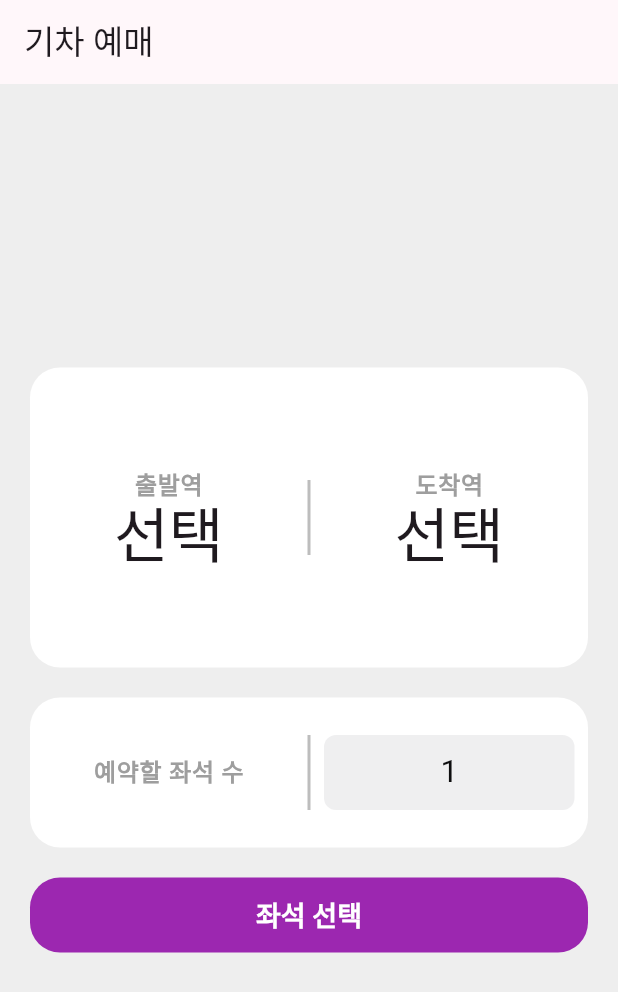
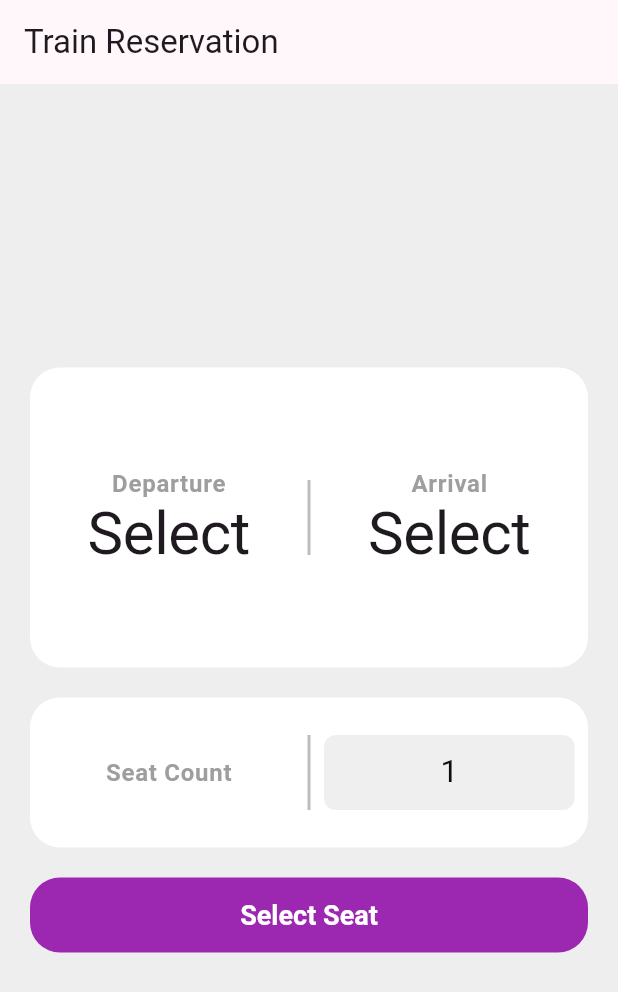
Before and after one commit to WinningBean/flutter_train_app, a Flutter app: the screen it shows after launch, on a phone screen of 412 x 824 dp. Shown: the top 992 px of the screen. Run offline on Flutter 3.47's test engine with Material 3 defaults, Android fonts, the phone set to English and light mode, and no system bars.

Commit message:
chore: 다국어 지원 설정 추가 (한/영)

````diff
--- /dev/null
+++ b/l10n.yaml
@@ -0,0 +1,4 @@
+arb-dir: lib/l10n
+template-arb-file: intl_en.arb
+output-localization-file: app_localizations.dart
+output-class: AppLocalizations
--- a/lib/features/home/home_page.dart
+++ b/lib/features/home/home_page.dart
@@ -9,6 +9,7 @@ import 'package:flutter_train_app/features/home/widgets/seat_count_box.dart';
 import 'package:flutter_train_app/features/seat/seat_page.dart';
 import 'package:flutter_train_app/core/widgets/main_button.dart';
 import 'package:flutter_train_app/features/home/widgets/stations_box.dart';
+import 'package:flutter_train_app/l10n/app_localizations.dart';
 
 /// HomePage 위젯
 /// 기차 예매 홈 페이지를 구현
@@ -28,9 +29,10 @@ class _HomePageState extends State<HomePage> {
   @override
   Widget build(BuildContext context) {
     final customColors = Theme.of(context).extension<CustomColors>()!;
+    final local = AppLocalizations.of(context)!;
 
     return Scaffold(
-      appBar: AppBar(title: Text('기차 예매')),
+      appBar: AppBar(title: Text(local.trainReservation)),
       backgroundColor: customColors.homePageBackgroundColor,
       body: Padding(
         padding: const EdgeInsets.all(20),
@@ -48,7 +50,7 @@ class _HomePageState extends State<HomePage> {
                 ),
               ),
               BoxContainer(100, SeatCountBox(_updateReservationSeatCnt)),
-              MainButton('좌석 선택', _handleSeatSelection),
+              MainButton(local.selectSeat, _handleSeatSelection),
             ], 20),
           ],
         ),
@@ -75,7 +77,9 @@ class _HomePageState extends State<HomePage> {
     } else {
       showCupertinoDialog(
         context: context,
-        builder: (_) => InfoDialog(message: '출발역과 도착역을 모두 선택해 주세요.'),
+        builder: (_) => InfoDialog(
+          message: AppLocalizations.of(context)!.selectStationsWarning,
+        ),
       );
     }
   }
--- a/lib/features/home/widgets/seat_count_box.dart
+++ b/lib/features/home/widgets/seat_count_box.dart
@@ -1,6 +1,7 @@
 import 'package:flutter/cupertino.dart';
 import 'package:flutter/material.dart';
 import 'package:flutter_train_app/features/home/widgets/vertical_divider_box.dart';
+import 'package:flutter_train_app/l10n/app_localizations.dart';
 
 /// SeatCountBox 위젯
 /// 사용자가 예약할 좌석 수를 선택할 수 있는 박스
@@ -13,6 +14,8 @@ class SeatCountBox extends StatelessWidget {
 
   @override
   Widget build(BuildContext context) {
+    final local = AppLocalizations.of(context)!;
+
     return Center(
       child: IntrinsicHeight(
         child: Row(
@@ -20,7 +23,7 @@ class SeatCountBox extends StatelessWidget {
             Expanded(
               child: Center(
                 child: Text(
-                  '예약할 좌석 수',
+                  local.seatCountTitle,
                   style: Theme.of(context).textTheme.labelMedium,
                 ),
               ),
--- a/lib/features/home/widgets/station_result.dart
+++ b/lib/features/home/widgets/station_result.dart
@@ -1,6 +1,7 @@
 import 'package:flutter/material.dart';
 import 'package:flutter_train_app/core/constants/station.dart';
 import 'package:flutter_train_app/features/stationList/station_list_page.dart';
+import 'package:flutter_train_app/l10n/app_localizations.dart';
 
 /// StationResult 위젯
 /// 사용자가 출발역 또는 도착역을 선택할 수 있는 위젯
@@ -22,25 +23,33 @@ class StationResult extends StatefulWidget {
 
 class _StationResultState extends State<StationResult> {
   Station? _station;
-  late final String _stationRoute;
+  late String _stationRoute;
 
   @override
-  void initState() {
-    super.initState();
-    _stationRoute = widget.isDepartureStation ? '출발역' : '도착역';
+  void didChangeDependencies() {
+    super.didChangeDependencies();
+
+    final local = AppLocalizations.of(context)!;
+    _stationRoute = widget.isDepartureStation
+        ? local.departureStation
+        : local.arrivalStation;
   }
 
   @override
   Widget build(BuildContext context) {
+    final local = AppLocalizations.of(context)!;
+
     return Expanded(
       child: Column(
+        mainAxisAlignment: MainAxisAlignment.center,
         children: [
           Text(_stationRoute, style: Theme.of(context).textTheme.labelMedium),
           GestureDetector(
             onTap: _selectStation,
             child: Text(
-              _station?.korean ?? '선택',
+              _station?.localized(context) ?? local.selectStation,
               style: Theme.of(context).textTheme.displayLarge,
+              textAlign: TextAlign.center,
             ),
           ),
         ],
--- a/lib/features/seat/seat_page.dart
+++ b/lib/features/seat/seat_page.dart
@@ -9,6 +9,7 @@ import 'package:flutter_train_app/features/seat/widgets/seat_header.dart';
 import 'package:flutter_train_app/features/seat/widgets/seat_select_info.dart';
 import 'package:flutter_train_app/features/seat/widgets/seat_list_view.dart';
 import 'package:flutter_train_app/core/widgets/main_button.dart';
+import 'package:flutter_train_app/l10n/app_localizations.dart';
 
 /// SeatPage 위젯
 /// 좌석 선택 페이지를 구현
@@ -33,8 +34,10 @@ class _SeatPageState extends State<SeatPage> {
 
   @override
   Widget build(BuildContext context) {
+    final local = AppLocalizations.of(context)!;
+
     return Scaffold(
-      appBar: AppBar(title: Text('좌석 선택')),
+      appBar: AppBar(title: Text(local.selectSeat)),
       body: Padding(
         padding: const EdgeInsets.all(20),
         child: Column(
@@ -48,14 +51,14 @@ class _SeatPageState extends State<SeatPage> {
               isSeatSeleted: _isSeatSeleted,
               onSeatTap: _toggleSeat,
             ),
-            MainButton('예매 하기', () {
+            MainButton(local.bookSeats, () {
               if (_isAllSelected) {
                 showCupertinoDialog(
                   context: context,
                   builder: (context) {
                     return ConfirmDialog(
-                      title: '예매 하시겠습니까?',
-                      content: '좌석 번호\n$_sortedSeatsText',
+                      title: local.confirmBookingTitle,
+                      content: local.selectedSeatsLabel(_sortedSeatsText),
                       onConfirm: () {
                         Navigator.of(context).pushAndRemoveUntil(
                           MaterialPageRoute(builder: (_) => HomePage()),
@@ -69,7 +72,7 @@ class _SeatPageState extends State<SeatPage> {
                 showCupertinoDialog(
                   context: context,
                   builder: (_) => InfoDialog(
-                    message: '${widget.reservationSeatCnt}인 좌석 모두 선택해 주세요.',
+                    message: local.selectSeatWarning(widget.reservationSeatCnt),
                   ),
                 );
               }
--- a/lib/features/seat/widgets/seat_header.dart
+++ b/lib/features/seat/widgets/seat_header.dart
@@ -25,8 +25,9 @@ class SeatHeader extends StatelessWidget {
     return Expanded(
       child: Center(
         child: Text(
-          station.korean,
+          station.localized(context),
           style: Theme.of(context).textTheme.displayMedium,
+          textAlign: TextAlign.center,
         ),
       ),
     );
--- a/lib/features/seat/widgets/seat_select_info.dart
+++ b/lib/features/seat/widgets/seat_select_info.dart
@@ -1,6 +1,7 @@
 import 'package:flutter/material.dart';
 import 'package:flutter_train_app/core/helpers/ui_helpers.dart';
 import 'package:flutter_train_app/features/seat/widgets/seat_box.dart';
+import 'package:flutter_train_app/l10n/app_localizations.dart';
 
 /// 좌석 선택 정보 위젯
 /// 선택된 좌석과 선택되지 않은 좌석을 시각적으로 표시하는 정보 위젯
@@ -11,6 +12,8 @@ class SeatSelectInfo extends StatelessWidget {
 
   @override
   Widget build(BuildContext context) {
+    final local = AppLocalizations.of(context)!;
+
     return Row(
       mainAxisAlignment: MainAxisAlignment.center,
       children: [
@@ -22,7 +25,7 @@ class SeatSelectInfo extends StatelessWidget {
                   size: _seatSize,
                   color: Theme.of(context).highlightColor,
                 ),
-                Text('선택됨'),
+                Text(local.seatSelected),
               ], 4),
             ],
           ),
@@ -33,7 +36,7 @@ class SeatSelectInfo extends StatelessWidget {
                   size: _seatSize,
                   color: Theme.of(context).disabledColor,
                 ),
-                Text('선택 안 됨'),
+                Text(local.seatUnselected),
               ], 4),
             ],
           ),
--- a/lib/features/stationList/widgets/station_tile.dart
+++ b/lib/features/stationList/widgets/station_tile.dart
@@ -29,7 +29,7 @@ class StationTile extends StatelessWidget {
         ),
       ),
       child: Text(
-        station.korean,
+        station.localized(context),
         style: Theme.of(context).textTheme.bodyLarge?.copyWith(
           color: isDisabled ? customColors.disabledTextColor : null,
         ),
--- /dev/null
+++ b/lib/l10n/app_localizations.dart
@@ -0,0 +1,290 @@
+import 'dart:async';
+
+import 'package:flutter/foundation.dart';
+import 'package:flutter/widgets.dart';
+import 'package:flutter_localizations/flutter_localizations.dart';
+import 'package:intl/intl.dart' as intl;
+
+import 'app_localizations_en.dart';
+import 'app_localizations_ko.dart';
+
+// ignore_for_file: type=lint
+
+/// Callers can lookup localized strings with an instance of AppLocalizations
+/// returned by `AppLocalizations.of(context)`.
+///
+/// Applications need to include `AppLocalizations.delegate()` in their app's
+/// `localizationDelegates` list, and the locales they support in the app's
+/// `supportedLocales` list. For example:
+///
+/// ```dart
+/// import 'l10n/app_localizations.dart';
+///
+/// return MaterialApp(
+///   localizationsDelegates: AppLocalizations.localizationsDelegates,
+///   supportedLocales: AppLocalizations.supportedLocales,
+///   home: MyApplicationHome(),
+/// );
+/// ```
+///
+/// ## Update pubspec.yaml
+///
+/// Please make sure to update your pubspec.yaml to include the following
+/// packages:
+///
+/// ```yaml
+/// dependencies:
+///   # Internationalization support.
+///   flutter_localizations:
+///     sdk: flutter
+///   intl: any # Use the pinned version from flutter_localizations
+///
+///   # Rest of dependencies
+/// ```
+///
+/// ## iOS Applications
+///
+/// iOS applications define key application metadata, including supported
+/// locales, in an Info.plist file that is built into the application bundle.
+/// To configure the locales supported by your app, you’ll need to edit this
+/// file.
+///
+/// First, open your project’s ios/Runner.xcworkspace Xcode workspace file.
+/// Then, in the Project Navigator, open the Info.plist file under the Runner
+/// project’s Runner folder.
+///
+/// Next, select the Information Property List item, select Add Item from the
+/// Editor menu, then select Localizations from the pop-up menu.
+///
+/// Select and expand the newly-created Localizations item then, for each
+/// locale your application supports, add a new item and select the locale
+/// you wish to add from the pop-up menu in the Value field. This list should
+/// be consistent with the languages listed in the AppLocalizations.supportedLocales
+/// property.
+abstract class AppLocalizations {
+  AppLocalizations(String locale)
+    : localeName = intl.Intl.canonicalizedLocale(locale.toString());
+
+  final String localeName;
+
+  static AppLocalizations? of(BuildContext context) {
+    return Localizations.of<AppLocalizations>(context, AppLocalizations);
+  }
+
+  static const LocalizationsDelegate<AppLocalizations> delegate =
+      _AppLocalizationsDelegate();
+
+  /// A list of this localizations delegate along with the default localizations
+  /// delegates.
+  ///
+  /// Returns a list of localizations delegates containing this delegate along with
+  /// GlobalMaterialLocalizations.delegate, GlobalCupertinoLocalizations.delegate,
+  /// and GlobalWidgetsLocalizations.delegate.
+  ///
+  /// Additional delegates can be added by appending to this list in
+  /// MaterialApp. This list does not have to be used at all if a custom list
+  /// of delegates is preferred or required.
+  static const List<LocalizationsDelegate<dynamic>> localizationsDelegates =
+      <LocalizationsDelegate<dynamic>>[
+        delegate,
+        GlobalMaterialLocalizations.delegate,
+        GlobalCupertinoLocalizations.delegate,
+        GlobalWidgetsLocalizations.delegate,
+      ];
+
+  /// A list of this localizations delegate's supported locales.
+  static const List<Locale> supportedLocales = <Locale>[
+    Locale('en'),
+    Locale('ko'),
+  ];
+
+  /// No description provided for @confirmText.
+  ///
+  /// In en, this message translates to:
+  /// **'Confirm'**
+  String get confirmText;
+
+  /// No description provided for @cancelText.
+  ///
+  /// In en, this message translates to:
+  /// **'Cancel'**
+  String get cancelText;
+
+  /// No description provided for @trainReservation.
+  ///
+  /// In en, this message translates to:
+  /// **'Train Reservation'**
+  String get trainReservation;
+
+  /// No description provided for @selectSeat.
+  ///
+  /// In en, this message translates to:
+  /// **'Select Seat'**
+  String get selectSeat;
+
+  /// No description provided for @selectStation.
+  ///
+  /// In en, this message translates to:
+  /// **'Select'**
+  String get selectStation;
+
+  /// No description provided for @departureStation.
+  ///
+  /// In en, this message translates to:
+  /// **'Departure'**
+  String get departureStation;
+
+  /// No description provided for @arrivalStation.
+  ///
+  /// In en, this message translates to:
+  /// **'Arrival'**
+  String get arrivalStation;
+
+  /// No description provided for @seatCountTitle.
+  ///
+  /// In en, this message translates to:
+  /// **'Seat Count'**
+  String get seatCountTitle;
+
+  /// No description provided for @selectStationsWarning.
+  ///
+  /// In en, this message translates to:
+  /// **'Please select both departure and arrival stations.'**
+  String get selectStationsWarning;
+
+  /// No description provided for @seatSelected.
+  ///
+  /// In en, this message translates to:
+  /// **'Selected'**
+  String get seatSelected;
+
+  /// No description provided for @seatUnselected.
+  ///
+  /// In en, this message translates to:
+  /// **'Unselected'**
+  String get seatUnselected;
+
+  /// No description provided for @bookSeats.
+  ///
+  /// In en, this message translates to:
+  /// **'Book Seats'**
+  String get bookSeats;
+
+  /// Warns the user to select all required seats when not enough are selected.
+  ///
+  /// In en, this message translates to:
+  /// **'Please select all {seatCount} seats.'**
+  String selectSeatWarning(int seatCount);
+
+  /// No description provided for @confirmBookingTitle.
+  ///
+  /// In en, this message translates to:
+  /// **'Would you like to book?'**
+  String get confirmBookingTitle;
+
+  /// Displays the seat numbers selected by the user, separated by commas.
+  ///
+  /// In en, this message translates to:
+  /// **'Seat Numbers\n{seats}'**
+  String selectedSeatsLabel(String seats);
+
+  /// No description provided for @stationSuseo.
+  ///
+  /// In en, this message translates to:
+  /// **'Suseo'**
+  String get stationSuseo;
+
+  /// No description provided for @stationDongtan.
+  ///
+  /// In en, this message translates to:
+  /// **'Dongtan'**
+  String get stationDongtan;
+
+  /// No description provided for @stationPyeongtaekJije.
+  ///
+  /// In en, this message translates to:
+  /// **'Pyeongtaek-Jije'**
+  String get stationPyeongtaekJije;
+
+  /// No description provided for @stationCheonanAsan.
+  ///
+  /// In en, this message translates to:
+  /// **'Cheonan-Asan'**
+  String get stationCheonanAsan;
+
+  /// No description provided for @stationOsong.
+  ///
+  /// In en, this message translates to:
+  /// **'Osong'**
+  String get stationOsong;
+
+  /// No description provided for @stationDaejeon.
+  ///
+  /// In en, this message translates to:
+  /// **'Daejeon'**
+  String get stationDaejeon;
+
+  /// No description provided for @stationGimcheonGumi.
+  ///
+  /// In en, this message translates to:
+  /// **'Gimcheon-Gumi'**
+  String get stationGimcheonGumi;
+
+  /// No description provided for @stationDongdaegu.
+  ///
+  /// In en, this message translates to:
+  /// **'Dongdaegu'**
+  String get stationDongdaegu;
+
+  /// No description provided for @stationGyeongju.
+  ///
+  /// In en, this message translates to:
+  /// **'Gyeongju'**
+  String get stationGyeongju;
+
+  /// No description provided for @stationUlsan.
+  ///
+  /// In en, this message translates to:
+  /// **'Ulsan'**
+  String get stationUlsan;
+
+  /// No description provided for @stationBusan.
+  ///
+  /// In en, this message translates to:
+  /// **'Busan'**
+  String get stationBusan;
+}
+
+class _AppLocalizationsDelegate
+    extends LocalizationsDelegate<AppLocalizations> {
+  const _AppLocalizationsDelegate();
+
+  @override
+  Future<AppLocalizations> load(Locale locale) {
+    return SynchronousFuture<AppLocalizations>(lookupAppLocalizations(locale));
+  }
+
+  @override
+  bool isSupported(Locale locale) =>
+      <String>['en', 'ko'].contains(locale.languageCode);
+
+  @override
+  bool shouldReload(_AppLocalizationsDelegate old) => false;
+}
+
+AppLocalizations lookupAppLocalizations(Locale locale) {
+  // Lookup logic when only language code is specified.
+  switch (locale.languageCode) {
+    case 'en':
+      return AppLocalizationsEn();
+    case 'ko':
+      return AppLocalizationsKo();
+  }
+
+  throw FlutterError(
+    'AppLocalizations.delegate failed to load unsupported locale "$locale". This is likely '
+    'an issue with the localizations generation tool. Please file an issue '
+    'on GitHub with a reproducible sample app and the gen-l10n configuration '
+    'that was used.',
+  );
+}
--- /dev/null
+++ b/lib/l10n/intl_en.arb
@@ -0,0 +1,47 @@
+{
+  "@@locale": "en",
+  "confirmText": "Confirm",
+  "cancelText": "Cancel",
+  "trainReservation": "Train Reservation",
+  "selectSeat": "Select Seat",
+  "selectStation": "Select",
+  "departureStation": "Departure",
+  "arrivalStation": "Arrival",
+  "seatCountTitle": "Seat Count",
+  "selectStationsWarning": "Please select both departure and arrival stations.",
+  "seatSelected": "Selected",
+  "seatUnselected": "Unselected",
+  "bookSeats": "Book Seats",
+  "selectSeatWarning": "Please select all {seatCount} seats.",
+  "@selectSeatWarning": {
+    "description": "Warns the user to select all required seats when not enough are selected.",
+    "placeholders": {
+      "seatCount": {
+        "type": "int",
+        "example": "3"
+      }
+    }
+  },
+  "confirmBookingTitle": "Would you like to book?",
+  "selectedSeatsLabel": "Seat Numbers\n{seats}",
+  "@selectedSeatsLabel": {
+    "description": "Displays the seat numbers selected by the user, separated by commas.",
+    "placeholders": {
+      "seats": {
+        "type": "String",
+        "example": "3-A\n4-B"
+      }
+    }
+  },
+  "stationSuseo": "Suseo",
+  "stationDongtan": "Dongtan",
+  "stationPyeongtaekJije": "Pyeongtaek-Jije",
+  "stationCheonanAsan": "Cheonan-Asan",
+  "stationOsong": "Osong",
+  "stationDaejeon": "Daejeon",
+  "stationGimcheonGumi": "Gimcheon-Gumi",
+  "stationDongdaegu": "Dongdaegu",
+  "stationGyeongju": "Gyeongju",
+  "stationUlsan": "Ulsan",
+  "stationBusan": "Busan"
+}
--- a/lib/main.dart
+++ b/lib/main.dart
@@ -1,6 +1,8 @@
 import 'package:flutter/material.dart';
+import 'package:flutter_localizations/flutter_localizations.dart';
 import 'package:flutter_train_app/features/home/home_page.dart';
 import 'package:flutter_train_app/core/theme/theme.dart';
+import 'package:flutter_train_app/l10n/app_localizations.dart';
 
 void main() {
   runApp(const MyApp());
@@ -11,7 +13,21 @@ class MyApp extends StatelessWidget {
 
   @override
   Widget build(BuildContext context) {
+    // 로컬 강제로 적용하고 싶다면 locale: currentLocale을 설정해주세요
+    // final Locale currentLocale = Locale('en');
+
     return MaterialApp(
+      localizationsDelegates: [
+        AppLocalizations.delegate,
+        GlobalMaterialLocalizations.delegate,
+        GlobalWidgetsLocalizations.delegate,
+        GlobalCupertinoLocalizations.delegate,
+      ],
+      supportedLocales: const [
+        Locale('ko'), // 한국어
+        Locale('en'), // 영어
+      ],
+      // locale: currentLocale,
       themeMode: ThemeMode.system,
       theme: lightTheme,
       darkTheme: darkTheme,
````
Also changed, not shown: lib/core/constants/station.dart (+21 -29 lines), lib/core/widgets/dialogs/confirm_dialog.dart (+9 -6 lines), lib/core/widgets/dialogs/info_dialog.dart (+7 -4 lines), lib/l10n/app_localizations_en.dart (added, +93 -0 lines), lib/l10n/app_localizations_ko.dart (added, +92 -0 lines), lib/l10n/intl_ko.arb (added, +47 -0 lines), pubspec.yaml (+7 -7 lines), lib/generated/intl/messages_all.dart (added), lib/generated/intl/messages_en.dart (added), lib/generated/intl/messages_ko.dart (added), lib/generated/l10n.dart (added), pubspec.lock, 6 other files.
